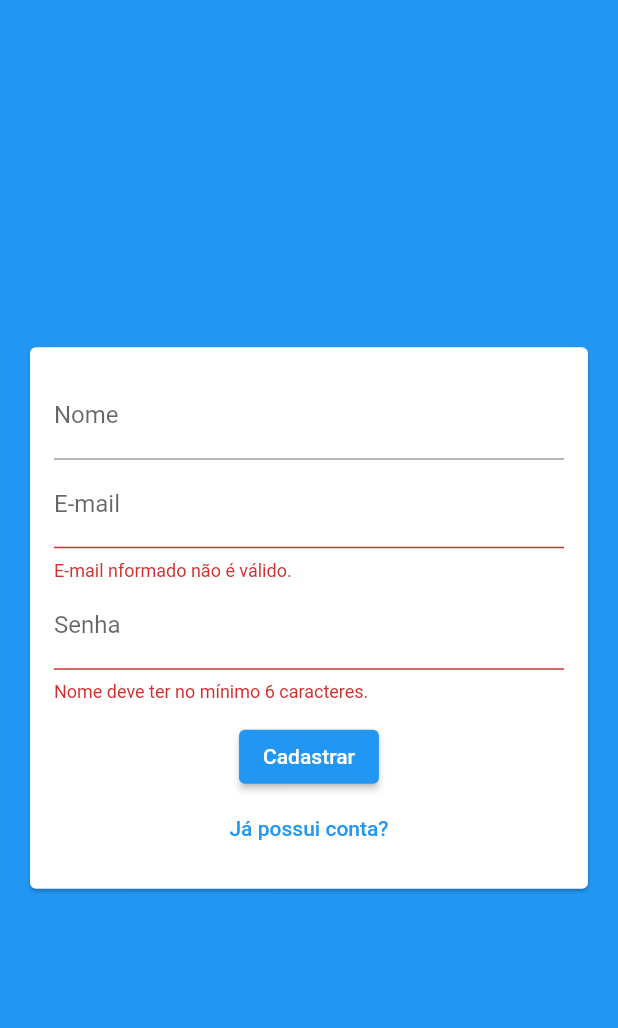
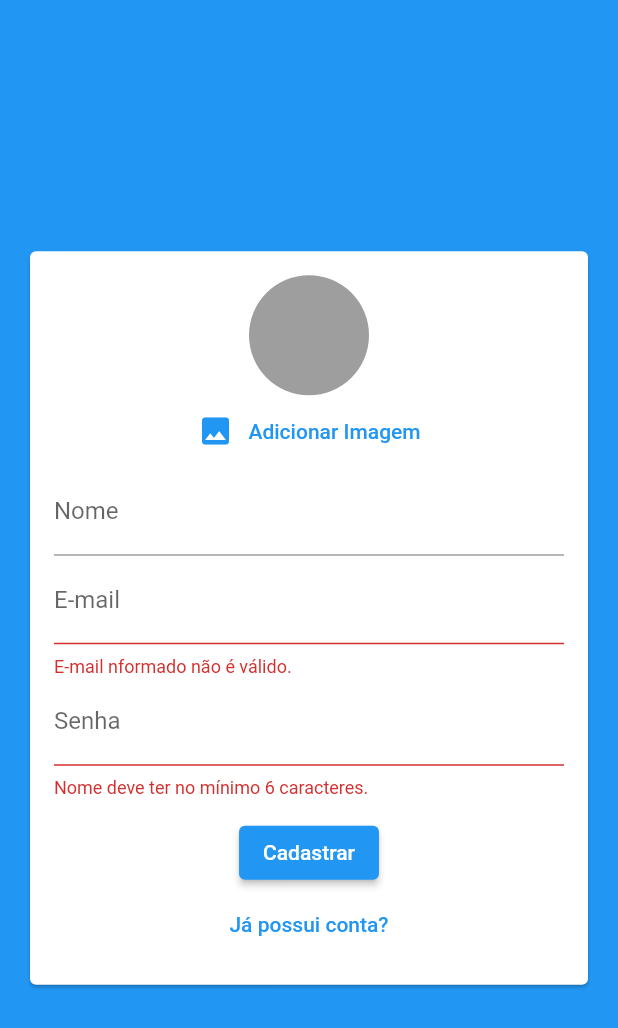
Before and after one commit to marcelinx/chat-flutter, a Flutter app: the screen it shows after launch, after a tap on "Entrar", after a tap on "Criar uma nova conta?", on a phone screen of 412 x 824 dp. Shown: the top 1028 px of the screen. Run offline on Flutter 3.47's test engine with Material 2 defaults, Android fonts, the phone set to English and light mode, and no system bars; our stand-ins replace image_picker.

Commit message:
finalizando o auth page

```diff
--- a/lib/components/auth_form.dart
+++ b/lib/components/auth_form.dart
@@ -1,5 +1,9 @@
+import 'dart:io';
+
 import 'package:chat/models/auth_form_data.dart';
 import 'package:flutter/material.dart';
+
+import 'user_image_picker.dart';
 
 class AuthForm extends StatefulWidget {
   final void Function(AuthFormData) onSubmit;
@@ -17,9 +21,26 @@ class _AuthFormState extends State<AuthForm> {
   final _formKey = GlobalKey<FormState>();
   final _formData = AuthFormData();
 
+  void _handleImagePick(File image) {
+    _formData.image = image;
+  }
+
+  void _showError(String msg) {
+    ScaffoldMessenger.of(context).showSnackBar(
+      SnackBar(
+        content: Text(msg),
+        backgroundColor: Theme.of(context).colorScheme.error,
+      ),
+    );
+  }
+
   void _submit() {
     final isValid = _formKey.currentState?.validate() ?? false;
     if (!isValid) return;
+
+    if(_formData.image == null && _formData.isSignup) {
+      return _showError('Imagem não selecionada!');
+    }
 
     widget.onSubmit(_formData);
   }
@@ -34,6 +55,7 @@ class _AuthFormState extends State<AuthForm> {
           key: _formKey,
           child: Column(
             children: [
+              if(_formData.isSignup) UserImagePicker(onImagePick: _handleImagePick,),
               if (_formData.isSignup)
                 TextFormField(
                   key: const ValueKey('name'),
--- /dev/null
+++ b/lib/components/user_image_picker.dart
@@ -0,0 +1,63 @@
+import 'dart:io';
+
+import 'package:flutter/material.dart';
+import 'package:image_picker/image_picker.dart';
+
+class UserImagePicker extends StatefulWidget {
+  final void Function(File image) onImagePick;
+
+  const UserImagePicker({
+    super.key,
+    required this.onImagePick,
+  });
+
+  @override
+  State<UserImagePicker> createState() => _UserImagePickerState();
+}
+
+class _UserImagePickerState extends State<UserImagePicker> {
+  File? _image;
+
+  Future<void> _pickImage() async {
+    final picker = ImagePicker();
+    final pickedImage = await picker.pickImage(
+      source: ImageSource.gallery,
+      imageQuality: 50,
+      maxWidth: 150,
+    );
+
+    if (pickedImage != null) {
+      setState(() {
+        _image = File(pickedImage.path);
+      });
+
+      widget.onImagePick(_image!);
+    }
+  }
+
+  @override
+  Widget build(BuildContext context) {
+    return Column(
+      children: [
+        CircleAvatar(
+          radius: 40,
+          backgroundColor: Colors.grey,
+          backgroundImage: _image != null ? FileImage(_image!) : null,
+        ),
+        TextButton(
+          onPressed: _pickImage,
+          child: const Row(
+            mainAxisAlignment: MainAxisAlignment.center,
+            children: [
+              Icon(
+                Icons.image,
+              ),
+              SizedBox(width: 10),
+              Text('Adicionar Imagem'),
+            ],
+          ),
+        ),
+      ],
+    );
+  }
+}
```
